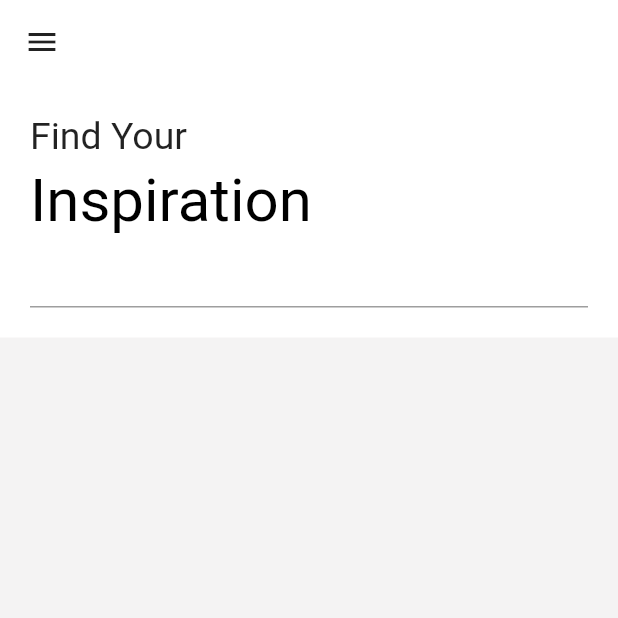
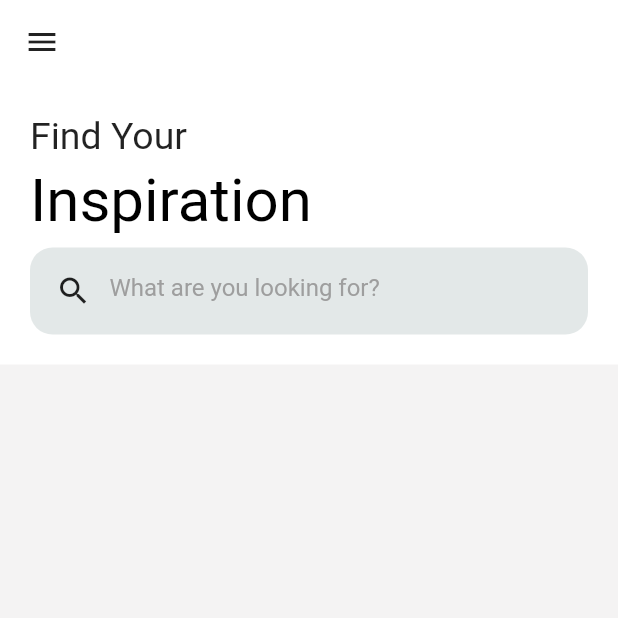
Before and after one commit to FlutterUI-archive/Inspiration, a Flutter app: the screen it shows after launch, on a phone screen of 412 x 824 dp, the top half of it. Run offline on Flutter 3.47's test engine with Material 2 defaults, Android fonts, the phone set to English and light mode, and no system bars.

Commit message:
Modified the search field

```diff
--- a/lib/main.dart
+++ b/lib/main.dart
@@ -26,24 +26,35 @@ class _HomePageState extends State<HomePage> {
       ),
       body: SafeArea(
           child: Column(
-            crossAxisAlignment: CrossAxisAlignment.start,
+        crossAxisAlignment: CrossAxisAlignment.start,
         children: [
           Container(
             width: double.infinity,
-            decoration: BoxDecoration(color: Colors.white),
+            decoration: BoxDecoration(color: Colors.white,
+            ),
             padding: EdgeInsets.all(20.0),
             child: Column(
               crossAxisAlignment: CrossAxisAlignment.start,
               children: [
                 Text("Find Your",
                     style: TextStyle(color: Colors.black87, fontSize: 25)),
-                SizedBox(height: 5,),
-              Text("Inspiration",style:TextStyle(color: Colors.black,fontSize: 40)),
-              Container(
-                child:TextField(
-                  decoration:InputDecoration()
-                )
-              )
+                SizedBox(
+                  height: 5,
+                ),
+                Text("Inspiration",
+                    style: TextStyle(color: Colors.black, fontSize: 40)),
+                SizedBox(height: 8,),
+                Container(
+                    padding: EdgeInsets.all(5),
+                    decoration: BoxDecoration(
+                        color: Color.fromRGBO(227, 232, 232, 1),
+                        borderRadius: BorderRadius.circular(15)),
+                    child: TextField(decoration: InputDecoration(
+                      border: InputBorder.none,
+                      prefixIcon: Icon(Icons.search,color: Colors.black87,),
+                      hintText: "What are you looking for?",
+                      hintStyle: TextStyle(color: Colors.grey,fontSize:16)
+                    )))
               ],
             ),
           )
```
